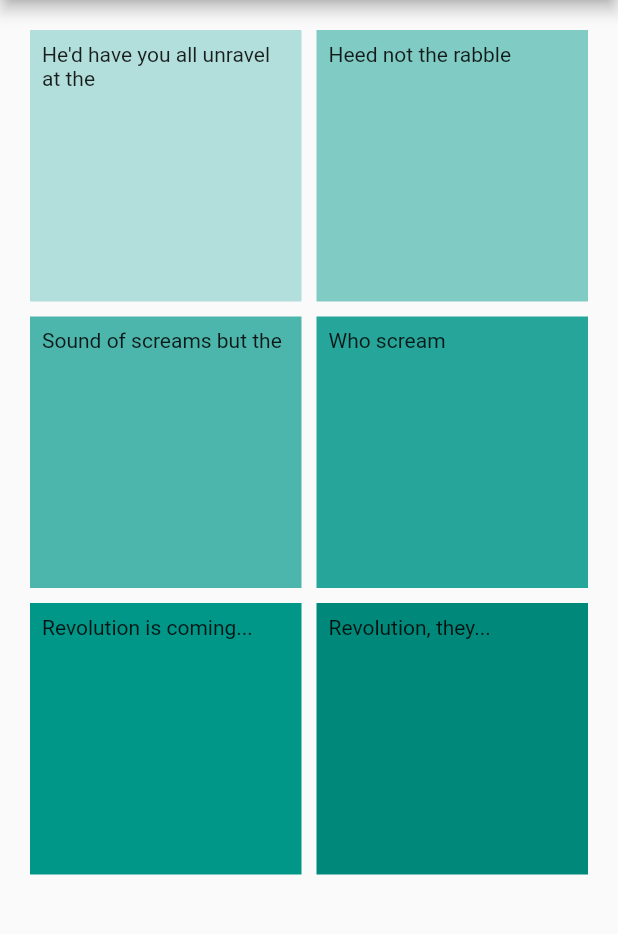
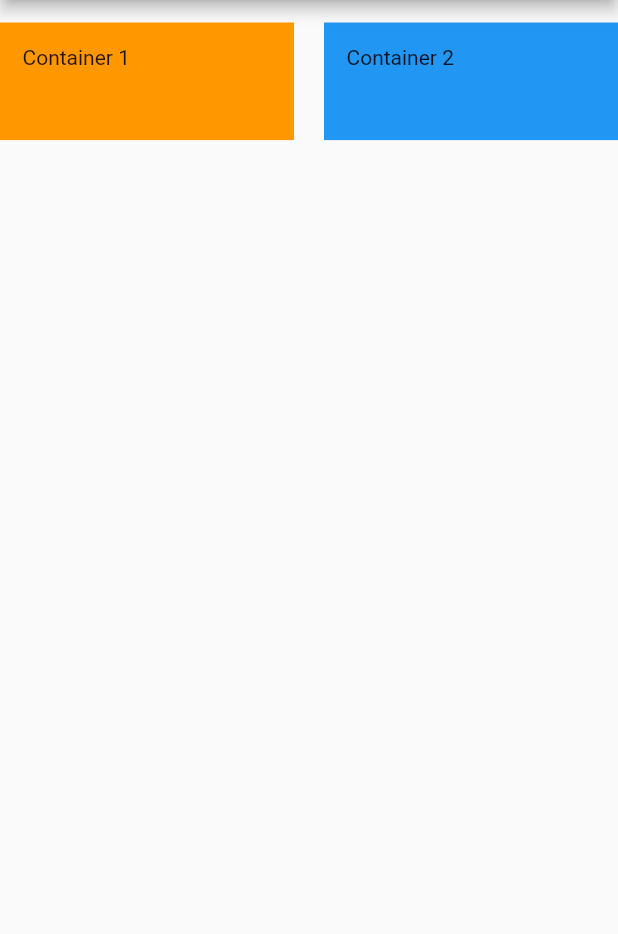
Before and after one commit to Devsaci/grid_view_linear_gradient, a Flutter app: the screen it shows after launch, on a phone screen of 412 x 824 dp, the part 84-1018 px from its top. Run offline on Flutter 3.47's test engine with Material 2 defaults, Android fonts, the phone set to English and light mode, and no system bars.

Commit message:
GridView

```diff
--- a/lib/main.dart
+++ b/lib/main.dart
@@ -35,45 +35,35 @@
       appBar: AppBar(
         title: const Text("54. Grid View & Linear Gradient"),
       ),
-      body: GridView.count(
-        primary: false,
-        padding: const EdgeInsets.all(20),
-        crossAxisSpacing: 10,
-        mainAxisSpacing: 10,
-        crossAxisCount: 2,
-        children: <Widget>[
+      body: Container(
+        padding: EdgeInsets.only(top: 15),
+        child: GridView(
+          children: [
             Container(
-            padding: const EdgeInsets.all(8),
-            child: const Text("He'd have you all unravel at the"),
-            color: Colors.teal[100],
+              padding: EdgeInsets.all(15),
+              decoration: BoxDecoration(
+                  color: Colors.orange
+              ),
+              child: Text("Container 1"),
             ),
             Container(
-            padding: const EdgeInsets.all(8),
-            child: const Text('Heed not the rabble'),
-            color: Colors.teal[200],
+              padding: EdgeInsets.all(15),
+              decoration: BoxDecoration(
+                  color: Colors.blue
               ),
-          Container(
-            padding: const EdgeInsets.all(8),
-            child: const Text('Sound of screams but the'),
-            color: Colors.teal[300],
+              child: Text("Container 2"),
             ),
-          Container(
-            padding: const EdgeInsets.all(8),
-            child: const Text('Who scream'),
-            color: Colors.teal[400],
+
+
+          ],
+          gridDelegate: const SliverGridDelegateWithMaxCrossAxisExtent(
+            maxCrossAxisExtent: 200,
+            childAspectRatio: 5/2,
+            crossAxisSpacing: 20,
+            mainAxisSpacing: 20,
           ),
-          Container(
-            padding: const EdgeInsets.all(8),
-            child: const Text('Revolution is coming...'),
-            color: Colors.teal[500],
         ),
-          Container(
-            padding: const EdgeInsets.all(8),
-            child: const Text('Revolution, they...'),
-            color: Colors.teal[600],
       ),
-        ],
-      )
     );
   }
 }
```
Lines whose indentation alone changed are shown as unchanged.
